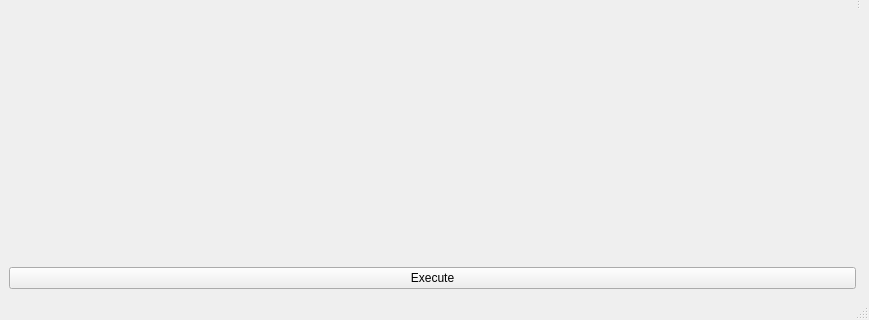
First picture: the form in HeadHunter9000Client/mainwindow.ui, repository lucaguarro/Head_Hunter_9000, before the edit; both pictures show x 0 to 869 and y 300 to 620 of the 869 by 620 pixel window.
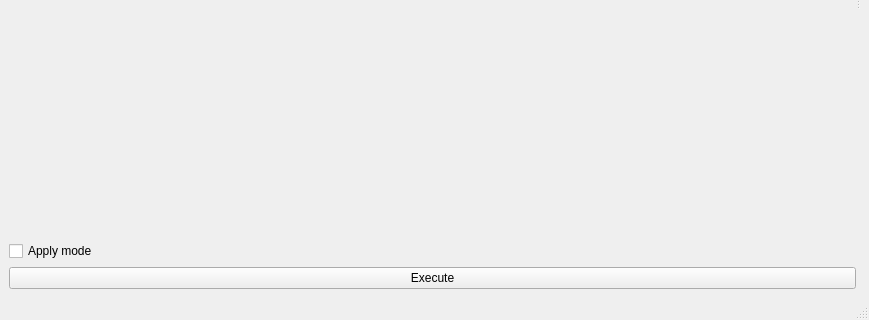
Second picture: the form after the edit. Icons and pictures are not drawn.

Commit message: 8 - apply mode ui is being created and value passed to python script

Patch:
```diff
--- a/HeadHunter9000Client/mainwindow.ui
+++ b/HeadHunter9000Client/mainwindow.ui
@@ -127,6 +127,13 @@
           </property>
          </spacer>
         </item>
+        <item>
+         <widget class="QCheckBox" name="applyModeCheckbox">
+          <property name="text">
+           <string>Apply mode</string>
+          </property>
+         </widget>
+        </item>
         <item>
          <widget class="QPushButton" name="ExecuteBtn">
           <property name="sizePolicy">
```
The commit also changes 6 other files.
